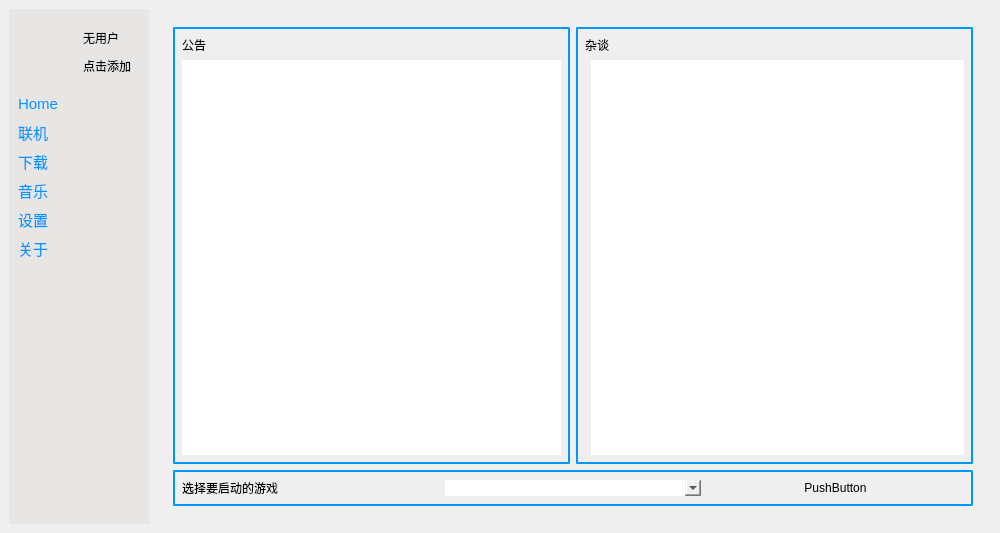
This is UI/MOS_UI.ui in David-xian66/Minecraft-Optimal-Starter_2 as Qt 5 draws it before an edit. The edited form follows.
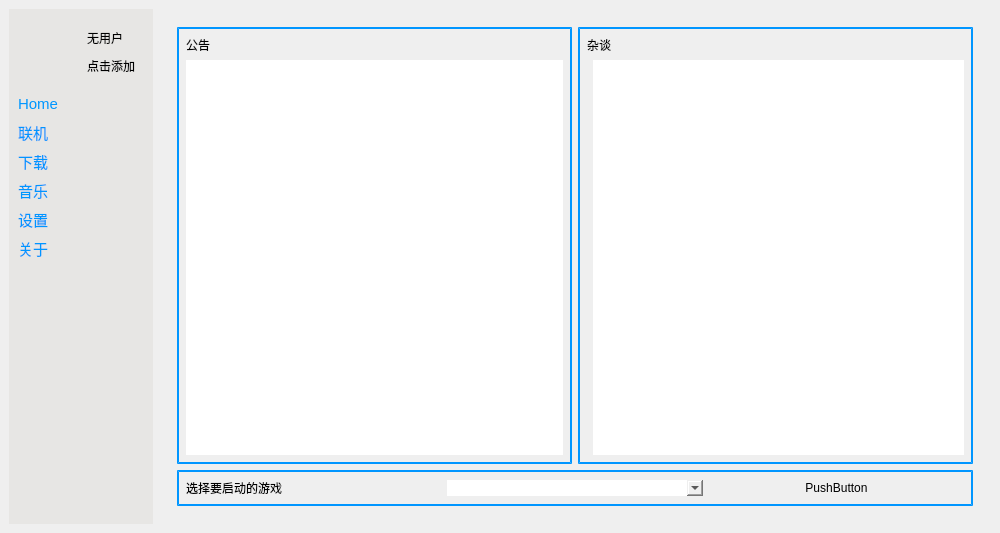
This is the edited form. Icons and pictures are not drawn.

```diff
--- a/UI/MOS_UI.ui
+++ b/UI/MOS_UI.ui
@@ -22,6 +22,9 @@
   <property name="windowTitle">
    <string>MainWindow</string>
   </property>
+  <property name="styleSheet">
+   <string notr="true"/>
+  </property>
   <widget class="QWidget" name="centralwidget">
    <layout class="QGridLayout" name="gridLayout">
     <item row="0" column="1">
@@ -164,21 +167,31 @@
        <bool>false</bool>
       </property>
       <property name="styleSheet">
-       <string notr="true">background-color: rgb(231, 230, 228);</string>
+       <string notr="true">QWidget
+{
+	background-color: rgb(231, 230, 228);
+}
+QPushButton
+{
+	color: blue;
+	height:23px;
+	color: rgb(0, 150, 255);
+	background-position: left;
+	text-align: left;
+	padding-right:10px;
+	font-size: 15px;
+	border-style:none;
+}
+QPushButton::hover
+{
+	background-color: rgb(192, 192, 192);
+}</string>
       </property>
       <layout class="QGridLayout" name="gridLayout_3">
        <item row="2" column="0" colspan="2">
         <widget class="QPushButton" name="pushButton_lianji">
          <property name="styleSheet">
-          <string notr="true">height:23px;
-color: rgb(0, 150, 255);
-background-origin: content;
-background-position: left;
-background-repeat: no-repeat;
-text-align: left;
-padding-right:10px;
-font-size: 15px;
-border-radius: 10px;</string>
+          <string notr="true"/>
          </property>
          <property name="text">
           <string>联机</string>
@@ -198,15 +211,7 @@
        <item row="6" column="0" colspan="2">
         <widget class="QPushButton" name="pushButton_music">
          <property name="styleSheet">
-          <string notr="true">height:23px;
-color: rgb(0, 150, 255);
-background-origin: content;
-background-position: left;
-background-repeat: no-repeat;
-text-align: left;
-padding-right:10px;
-font-size: 15px;
-border-radius: 10px;</string>
+          <string notr="true"/>
          </property>
          <property name="text">
           <string>音乐</string>
@@ -226,15 +231,7 @@
        <item row="9" column="0" colspan="2">
         <widget class="QPushButton" name="pushButton_about">
          <property name="styleSheet">
-          <string notr="true">height:23px;
-color: rgb(0, 150, 255);
-background-origin: content;
-background-position: left;
-background-repeat: no-repeat;
-text-align: left;
-padding-right:10px;
-font-size: 15px;
-border-radius: 10px;</string>
+          <string notr="true"/>
          </property>
          <property name="text">
           <string>关于</string>
@@ -254,15 +251,7 @@
        <item row="4" column="0" colspan="2">
         <widget class="QPushButton" name="pushButton_xiazai">
          <property name="styleSheet">
-          <string notr="true">height:23px;
-color: rgb(0, 150, 255);
-background-origin: content;
-background-position: left;
-background-repeat: no-repeat;
-text-align: left;
-padding-right:10px;
-font-size: 15px;
-border-radius: 10px;</string>
+          <string notr="true"/>
          </property>
          <property name="text">
           <string>下载</string>
@@ -288,15 +277,7 @@
           <enum>Qt::LeftToRight</enum>
          </property>
          <property name="styleSheet">
-          <string notr="true">height:23px;
-color: rgb(0, 150, 255);
-background-origin: content;
-background-position: left;
-background-repeat: no-repeat;
-text-align: left;
-padding-right:10px;
-font-size: 15px;
-border-radius: 10px;</string>
+          <string notr="true"/>
          </property>
          <property name="text">
           <string>Home</string>
@@ -315,6 +296,13 @@
        </item>
        <item row="0" column="0" colspan="2">
         <widget class="QWidget" name="widget_2" native="true">
+         <property name="styleSheet">
+          <string notr="true">QPushButton::hover
+{
+	background-color: rgb(231, 230, 228);
+	border:1.9px double rgb(0, 150, 255);
+}</string>
+         </property>
          <layout class="QGridLayout" name="gridLayout_4">
           <item row="0" column="1">
            <widget class="QLabel" name="label">
@@ -326,9 +314,9 @@
           <item row="0" column="0" rowspan="2">
            <widget class="QPushButton" name="pushButton_2">
             <property name="styleSheet">
-             <string notr="true">width:50px;
+             <string notr="true">width:43.5px;
 height:50px;
-border-radius: 10px;</string>
+border-radius: 25px;</string>
             </property>
             <property name="text">
              <string/>
@@ -358,15 +346,7 @@
        <item row="8" column="0" colspan="2">
         <widget class="QPushButton" name="pushButton_shezhi">
          <property name="styleSheet">
-          <string notr="true">height:23px;
-color: rgb(0, 150, 255);
-background-origin: content;
-background-position: left;
-background-repeat: no-repeat;
-text-align: left;
-padding-right:10px;
-font-size: 15px;
-border-radius: 10px;</string>
+          <string notr="true"/>
          </property>
          <property name="text">
           <string>设置</string>
```
